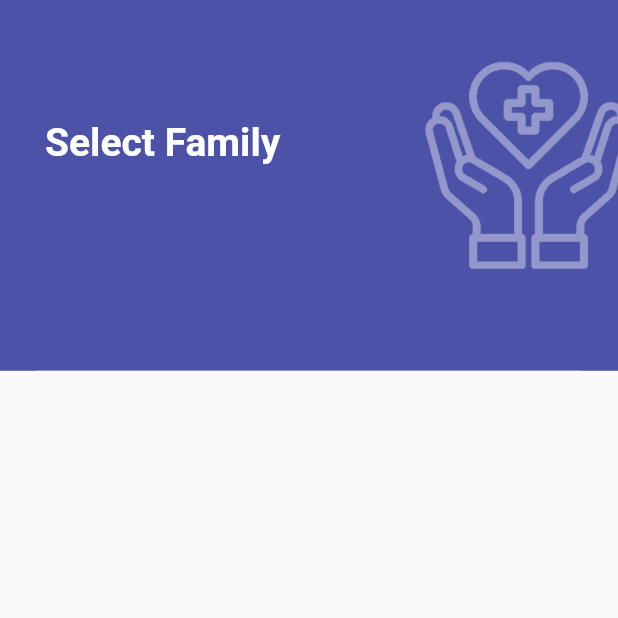
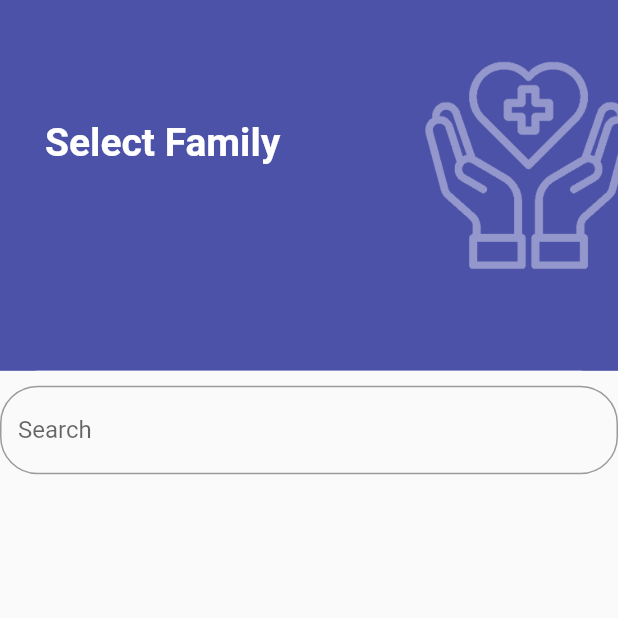
Before and after one commit to ccaian/Team-13-ITP-SE-39, a Flutter app: the WorkerSelFamily screen opened by its route, on a phone screen of 412 x 824 dp, the top half of it. Run offline on Flutter 3.47's test engine with Material 2 defaults, Android fonts, the phone set to English and light mode, and no system bars; our stand-ins replace circular_profile_avatar, cloud_firestore, datetime_picker_formfield, firebase_auth, firebase_core, firebase_database and 10 more; missing offline and left inert: dart:ffi, image_downloader; accounts and stored records are empty.

Commit message:
Search added

```diff
--- a/lib/workerselfamily.dart
+++ b/lib/workerselfamily.dart
@@ -22,6 +22,7 @@ class _WorkerSelFamilyState extends State<WorkerSelFamily> {
   List<String> babyNameList = [];
 
   String selectedChildNRIC ='';
+  TextEditingController _searchControl = TextEditingController();
   @override
   void initState(){
     makeList();
@@ -51,7 +52,9 @@ class _WorkerSelFamilyState extends State<WorkerSelFamily> {
             ),
             Positioned(
               bottom: 0,
-              child: Container(
+              child: Column(
+                children: <Widget>[
+                  Container(
                     width: MediaQuery.of(context).size.width,
                     height: MediaQuery.of(context).size.height * 0.7,
                     decoration: BoxDecoration(
@@ -61,7 +64,28 @@ class _WorkerSelFamilyState extends State<WorkerSelFamily> {
                           topLeft: Radius.circular(25.0)),
                     ),
                       child: Scaffold(
-                    body: new ListView.builder(
+                          body: Container(
+                            child: Column(
+                              children: <Widget>[
+                                Padding(padding: EdgeInsets.only(top: 10)),
+                                TextFormField(
+                                  decoration: InputDecoration(
+                                    fillColor: Colors.grey,
+                                    border: new OutlineInputBorder(
+                                      borderRadius: const BorderRadius.all(
+                                        const Radius.circular(25),
+                                      ),
+                                    ),
+                                    labelText: 'Search',
+                                  ),
+                                  controller: _searchControl,
+                                  onFieldSubmitted:(val) {
+                                    searchBarList(_searchControl.text);
+                                    print(_searchControl.text);
+                                  },
+                                ),
+                                Expanded(
+                                  child : new ListView.builder(
                                       padding: const EdgeInsets.all(8),
                                       itemCount: litems.length,
                                       itemBuilder: (BuildContext ctxt, int index) {
@@ -82,6 +106,19 @@ class _WorkerSelFamilyState extends State<WorkerSelFamily> {
                                         );
                                         //new Text(litems[index]);
                                       })),
+                                new Row(mainAxisAlignment: MainAxisAlignment.center, children: <
+                                    Widget>[
+                                  Expanded(
+                                      child: Padding(
+                                        padding: const EdgeInsets.fromLTRB(80.0, 0, 80.0, 20.0),
+                                      ))
+                                ]),
+                              ],
+                            ),
+                          )
+                      )
+                  ),
+                ],
               ),
             )
           ],
@@ -256,5 +293,19 @@ class _WorkerSelFamilyState extends State<WorkerSelFamily> {
     return babyName;
   }
 
-
+  searchBarList(search){
+    List<String> newList = [];
+    setState(() {
+      litems =[];
+    });
+    for(var i =0; i < userData.length; i++){
+      if(search == userData[i]["firstName"].toString()){
+        setState(() {
+          litems.add(userData[i]["firstName"].toString() + ' ' + userData[i]["lastName"].toString());
+        });
+      }else if (search == ''){
+        makeList();
       }
+    }
+  }
+}
```
Also changed, not shown: lib/dischargechecklist.dart (+3 -4 lines). Lines whose indentation alone changed are shown as unchanged.
